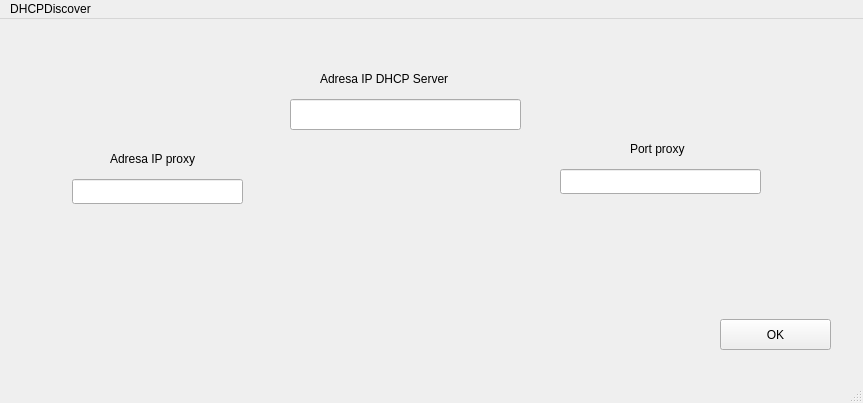
Before: the Qt Designer form Generator/dhcprequest.ui in alexandragugu/Practica2023, drawn with Qt 5.
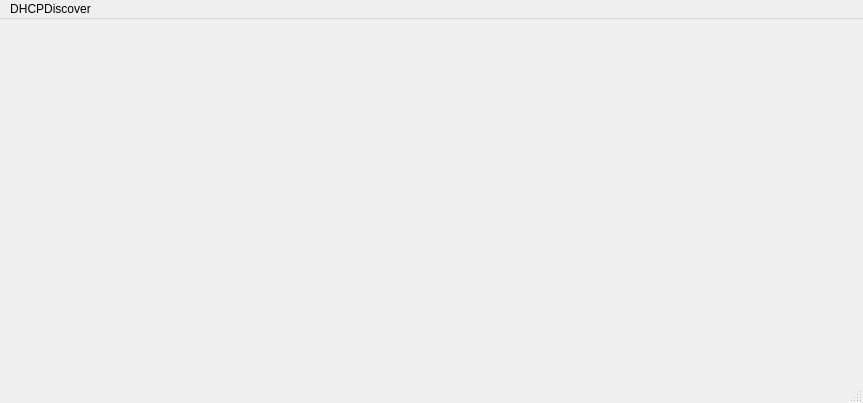
After: the same form once the commit is applied.

The edit to the form file:
```diff
--- a/Generator/dhcprequest.ui
+++ b/Generator/dhcprequest.ui
@@ -13,90 +13,7 @@
   <property name="windowTitle">
    <string>MainWindow</string>
   </property>
-  <widget class="QWidget" name="centralwidget">
-   <widget class="QLineEdit" name="lineEdit">
-    <property name="geometry">
-     <rect>
-      <x>290</x>
-      <y>80</y>
-      <width>231</width>
-      <height>31</height>
-     </rect>
-    </property>
-   </widget>
-   <widget class="QLabel" name="label">
-    <property name="geometry">
-     <rect>
-      <x>320</x>
-      <y>50</y>
-      <width>171</width>
-      <height>20</height>
-     </rect>
-    </property>
-    <property name="text">
-     <string>Adresa IP DHCP Server</string>
-    </property>
-   </widget>
-   <widget class="QPushButton" name="pushButton">
-    <property name="geometry">
-     <rect>
-      <x>720</x>
-      <y>300</y>
-      <width>111</width>
-      <height>31</height>
-     </rect>
-    </property>
-    <property name="text">
-     <string>OK</string>
-    </property>
-   </widget>
-   <widget class="QLineEdit" name="ip_proxy">
-    <property name="geometry">
-     <rect>
-      <x>72</x>
-      <y>160</y>
-      <width>171</width>
-      <height>25</height>
-     </rect>
-    </property>
-   </widget>
-   <widget class="QLineEdit" name="port_proxy">
-    <property name="geometry">
-     <rect>
-      <x>560</x>
-      <y>150</y>
-      <width>201</width>
-      <height>25</height>
-     </rect>
-    </property>
-   </widget>
-   <widget class="QLabel" name="label_2">
-    <property name="geometry">
-     <rect>
-      <x>110</x>
-      <y>130</y>
-      <width>111</width>
-      <height>20</height>
-     </rect>
-    </property>
-    <property name="text">
-     <string>Adresa IP proxy</string>
-    </property>
-   </widget>
-   <widget class="QLabel" name="label_3">
-    <property name="geometry">
-     <rect>
-      <x>630</x>
-      <y>120</y>
-      <width>81</width>
-      <height>20</height>
-     </rect>
-    </property>
-    <property name="text">
-     <string>Port proxy</string>
-    </property>
-   </widget>
-  </widget>
+  <widget class="QWidget" name="centralwidget"/>
   <widget class="QMenuBar" name="menubar">
    <property name="geometry">
     <rect>
```
